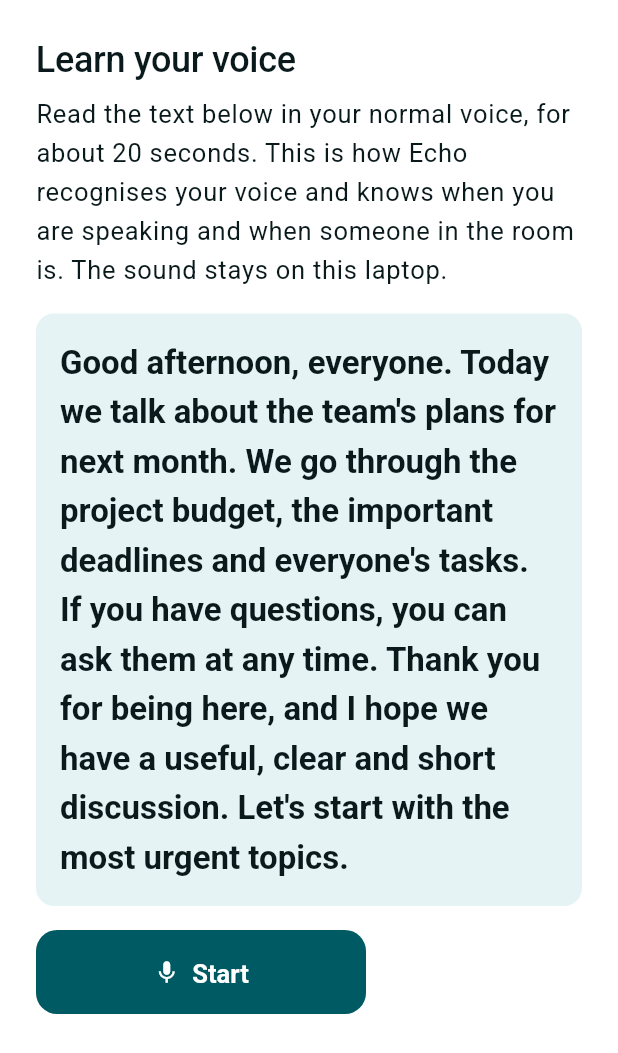
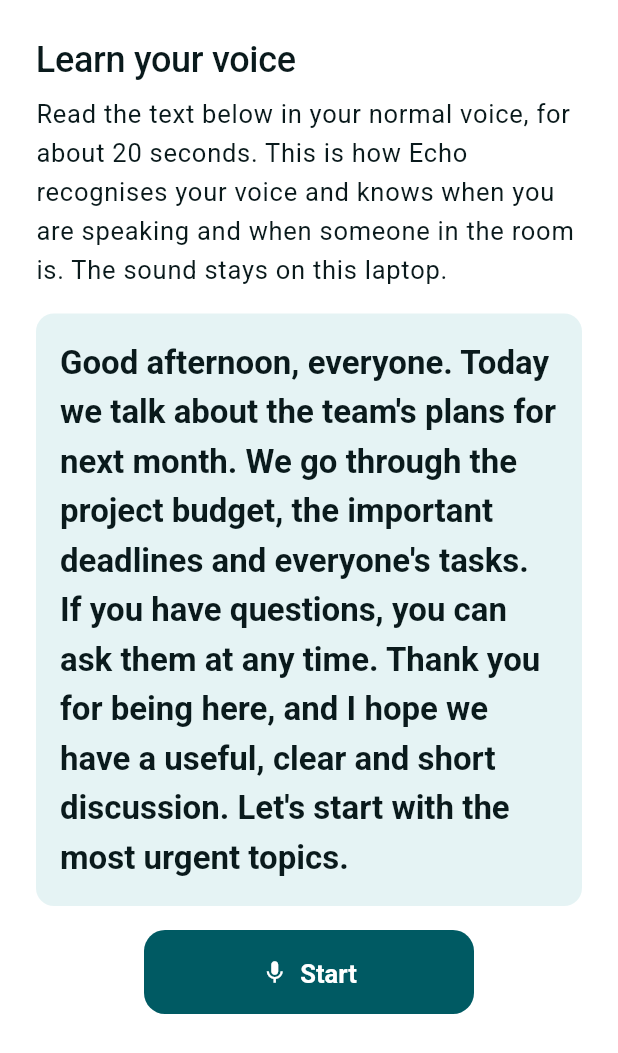
Before and after one commit to PeTruStEfAN21/PJR-Accesibility, a Flutter app: the EnrollView widget shown alone on an empty page, opened directly with empty values, on a phone screen of 412 x 824 dp. Shown: the top 1053 px of the screen. Run offline on Flutter 3.47's test engine with Material 3 defaults, Android fonts, the phone set to English and light mode, and no system bars; our stand-ins replace clock, flutter_local_notifications, geolocator, qr_flutter, shared_preferences, speech_to_text and 2 more; missing offline and left inert: dart:js_interop, mobile_scanner, record, tflite_flutter; accounts and stored records are empty; network calls fail.

Commit message:
Larger 20 px titles in the top bar of pushed screens; centre the voice setup's Începe button

```diff
--- a/app/lib/features/presenter/enroll_view.dart
+++ b/app/lib/features/presenter/enroll_view.dart
@@ -117,12 +117,14 @@
               ],
             ),
           ] else
-            FilledButton(
-              style: FilledButton.styleFrom(minimumSize: const Size(220, 56)),
-              onPressed: _start,
-              child: Row(
-                mainAxisSize: MainAxisSize.min,
-                children: [const Icon(Icons.mic), const SizedBox(width: 8), Text(l10n.enrollStart)],
+            Center(
+              child: FilledButton(
+                style: FilledButton.styleFrom(minimumSize: const Size(220, 56)),
+                onPressed: _start,
+                child: Row(
+                  mainAxisSize: MainAxisSize.min,
+                  children: [const Icon(Icons.mic), const SizedBox(width: 8), Text(l10n.enrollStart)],
+                ),
               ),
             ),
         ],
--- a/app/lib/theme/app_theme.dart
+++ b/app/lib/theme/app_theme.dart
@@ -81,9 +81,9 @@
       surfaceTintColor: Colors.transparent,
       scrolledUnderElevation: 0,
       elevation: 0,
-      // Inline titles centred and small, as on iOS; main screens show a large title in the page instead.
+      // Inline titles centred, as on iOS, at 20 px so they read well; main screens show a large title instead.
       centerTitle: true,
-      titleTextStyle: textTheme.titleMedium?.copyWith(color: p.text),
+      titleTextStyle: textTheme.titleLarge?.copyWith(fontSize: 20, color: p.text),
       iconTheme: IconThemeData(color: p.text),
     ),
     cardTheme: CardThemeData(
```
Also changed, not shown: 2 other files.
